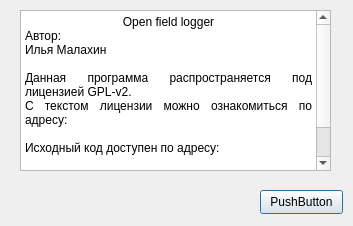
Qt form about.ui (c-fos/openFieldLogger) before a commit.
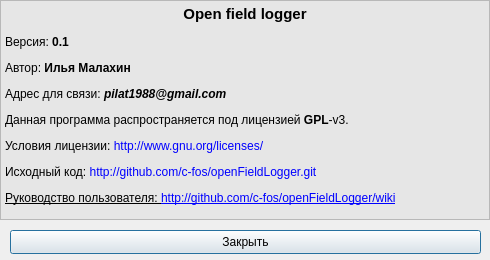
The same form after that commit.

```diff
--- a/about.ui
+++ b/about.ui
@@ -6,51 +6,115 @@
    <rect>
     <x>0</x>
     <y>0</y>
-    <width>353</width>
-    <height>226</height>
+    <width>490</width>
+    <height>260</height>
    </rect>
   </property>
+  <property name="minimumSize">
+   <size>
+    <width>490</width>
+    <height>260</height>
+   </size>
+  </property>
+  <property name="maximumSize">
+   <size>
+    <width>490</width>
+    <height>260</height>
+   </size>
+  </property>
   <property name="windowTitle">
    <string>Dialog</string>
   </property>
   <widget class="QPushButton" name="pushButton">
    <property name="geometry">
     <rect>
-     <x>260</x>
-     <y>190</y>
-     <width>83</width>
+     <x>10</x>
+     <y>230</y>
+     <width>471</width>
      <height>24</height>
     </rect>
    </property>
    <property name="text">
-    <string>PushButton</string>
+    <string>Закрыть</string>
    </property>
   </widget>
   <widget class="QTextBrowser" name="textBrowser">
    <property name="geometry">
     <rect>
-     <x>20</x>
-     <y>10</y>
-     <width>311</width>
-     <height>161</height>
+     <x>0</x>
+     <y>0</y>
+     <width>490</width>
+     <height>220</height>
     </rect>
    </property>
+   <property name="minimumSize">
+    <size>
+     <width>490</width>
+     <height>220</height>
+    </size>
+   </property>
+   <property name="maximumSize">
+    <size>
+     <width>490</width>
+     <height>220</height>
+    </size>
+   </property>
+   <property name="baseSize">
+    <size>
+     <width>490</width>
+     <height>220</height>
+    </size>
+   </property>
+   <property name="palette">
+    <palette>
+     <active>
+      <colorrole role="Base">
+       <brush brushstyle="SolidPattern">
+        <color alpha="255">
+         <red>230</red>
+         <green>230</green>
+         <blue>230</blue>
+        </color>
+       </brush>
+      </colorrole>
+     </active>
+     <inactive>
+      <colorrole role="Base">
+       <brush brushstyle="SolidPattern">
+        <color alpha="255">
+         <red>230</red>
+         <green>230</green>
+         <blue>230</blue>
+        </color>
+       </brush>
+      </colorrole>
+     </inactive>
+     <disabled>
+      <colorrole role="Base">
+       <brush brushstyle="SolidPattern">
+        <color alpha="255">
+         <red>212</red>
+         <green>208</green>
+         <blue>200</blue>
+        </color>
+       </brush>
+      </colorrole>
+     </disabled>
+    </palette>
+   </property>
    <property name="html">
     <string>&lt;!DOCTYPE HTML PUBLIC &quot;-//W3C//DTD HTML 4.0//EN&quot; &quot;http://www.w3.org/TR/REC-html40/strict.dtd&quot;&gt;
 &lt;html&gt;&lt;head&gt;&lt;meta name=&quot;qrichtext&quot; content=&quot;1&quot; /&gt;&lt;style type=&quot;text/css&quot;&gt;
 p, li { white-space: pre-wrap; }
 &lt;/style&gt;&lt;/head&gt;&lt;body style=&quot; font-family:'Sans Serif'; font-size:9pt; font-weight:400; font-style:normal;&quot;&gt;
-&lt;p align=&quot;center&quot; style=&quot; margin-top:0px; margin-bottom:0px; margin-left:0px; margin-right:0px; -qt-block-indent:0; text-indent:0px;&quot;&gt;Open field logger&lt;/p&gt;
-&lt;p align=&quot;justify&quot; style=&quot; margin-top:0px; margin-bottom:0px; margin-left:0px; margin-right:0px; -qt-block-indent:0; text-indent:0px;&quot;&gt;Автор:&lt;/p&gt;
-&lt;p align=&quot;justify&quot; style=&quot; margin-top:0px; margin-bottom:0px; margin-left:0px; margin-right:0px; -qt-block-indent:0; text-indent:0px;&quot;&gt;Илья Малахин&lt;/p&gt;
-&lt;p align=&quot;justify&quot; style=&quot;-qt-paragraph-type:empty; margin-top:0px; margin-bottom:0px; margin-left:0px; margin-right:0px; -qt-block-indent:0; text-indent:0px;&quot;&gt;&lt;br /&gt;&lt;/p&gt;
-&lt;p align=&quot;justify&quot; style=&quot; margin-top:0px; margin-bottom:0px; margin-left:0px; margin-right:0px; -qt-block-indent:0; text-indent:0px;&quot;&gt;Данная программа распространяется под лицензией GPL-v2.&lt;/p&gt;
-&lt;p align=&quot;justify&quot; style=&quot; margin-top:0px; margin-bottom:0px; margin-left:0px; margin-right:0px; -qt-block-indent:0; text-indent:0px;&quot;&gt;С текстом лицензии можно ознакомиться по адресу:&lt;/p&gt;
-&lt;p align=&quot;justify&quot; style=&quot;-qt-paragraph-type:empty; margin-top:0px; margin-bottom:0px; margin-left:0px; margin-right:0px; -qt-block-indent:0; text-indent:0px;&quot;&gt;&lt;br /&gt;&lt;/p&gt;
-&lt;p align=&quot;justify&quot; style=&quot; margin-top:0px; margin-bottom:0px; margin-left:0px; margin-right:0px; -qt-block-indent:0; text-indent:0px;&quot;&gt;Исходный код доступен по адресу:&lt;/p&gt;
-&lt;p align=&quot;justify&quot; style=&quot;-qt-paragraph-type:empty; margin-top:0px; margin-bottom:0px; margin-left:0px; margin-right:0px; -qt-block-indent:0; text-indent:0px;&quot;&gt;&lt;br /&gt;&lt;/p&gt;
-&lt;p align=&quot;justify&quot; style=&quot; margin-top:0px; margin-bottom:0px; margin-left:0px; margin-right:0px; -qt-block-indent:0; text-indent:0px;&quot;&gt;С вопросами и предложениями обращаться по адресу:&lt;/p&gt;
-&lt;p align=&quot;justify&quot; style=&quot; margin-top:0px; margin-bottom:0px; margin-left:0px; margin-right:0px; -qt-block-indent:0; text-indent:0px;&quot;&gt;pilat_88@mail.ru&lt;/p&gt;&lt;/body&gt;&lt;/html&gt;</string>
+&lt;p align=&quot;center&quot; style=&quot; margin-top:12px; margin-bottom:12px; margin-left:0px; margin-right:0px; -qt-block-indent:0; text-indent:0px;&quot;&gt;&lt;span style=&quot; font-size:11pt; font-weight:600;&quot;&gt;Open field logger&lt;/span&gt;&lt;/p&gt;
+&lt;p align=&quot;justify&quot; style=&quot; margin-top:12px; margin-bottom:12px; margin-left:0px; margin-right:0px; -qt-block-indent:0; text-indent:0px;&quot;&gt;Версия: &lt;span style=&quot; font-weight:600;&quot;&gt;0.1&lt;/span&gt;&lt;/p&gt;
+&lt;p align=&quot;justify&quot; style=&quot; margin-top:12px; margin-bottom:12px; margin-left:0px; margin-right:0px; -qt-block-indent:0; text-indent:0px;&quot;&gt;Автор: &lt;span style=&quot; font-weight:600;&quot;&gt;Илья Малахин&lt;/span&gt;&lt;/p&gt;
+&lt;p align=&quot;justify&quot; style=&quot; margin-top:12px; margin-bottom:12px; margin-left:0px; margin-right:0px; -qt-block-indent:0; text-indent:0px;&quot;&gt;Адрес для связи: &lt;span style=&quot; font-weight:600; font-style:italic;&quot;&gt;pilat1988@gmail.com&lt;/span&gt;&lt;/p&gt;
+&lt;p align=&quot;justify&quot; style=&quot; margin-top:12px; margin-bottom:12px; margin-left:0px; margin-right:0px; -qt-block-indent:0; text-indent:0px;&quot;&gt;Данная программа распространяется под лицензией &lt;span style=&quot; font-weight:600;&quot;&gt;GPL&lt;/span&gt;-v3.&lt;/p&gt;
+&lt;p align=&quot;justify&quot; style=&quot; margin-top:12px; margin-bottom:12px; margin-left:0px; margin-right:0px; -qt-block-indent:0; text-indent:0px;&quot;&gt;Условия лицензии: &lt;span style=&quot; color:#0000ff;&quot;&gt;http://www.gnu.org/licenses/&lt;/span&gt;&lt;/p&gt;
+&lt;p align=&quot;justify&quot; style=&quot; margin-top:12px; margin-bottom:12px; margin-left:0px; margin-right:0px; -qt-block-indent:0; text-indent:0px;&quot;&gt;Исходный код: &lt;span style=&quot; color:#0000ff;&quot;&gt;http://github.com/c-fos/openFieldLogger.git&lt;/span&gt;&lt;/p&gt;
+&lt;p align=&quot;justify&quot; style=&quot; margin-top:12px; margin-bottom:12px; margin-left:0px; margin-right:0px; -qt-block-indent:0; text-indent:0px;&quot;&gt;&lt;a href=&quot;https://github.com/c-fos/openFieldLogger.git&quot;&gt;&lt;span style=&quot; text-decoration: underline; color:#000000;&quot;&gt;Руководство пользователя: &lt;/span&gt;&lt;/a&gt;&lt;a href=&quot;https://github.com/c-fos/openFieldLogger.git&quot;&gt;&lt;span style=&quot; text-decoration: underline; color:#0000ff;&quot;&gt;http://github.com/c-fos/openFieldLogger/wiki&lt;/span&gt;&lt;/a&gt;&lt;/p&gt;&lt;/body&gt;&lt;/html&gt;</string>
    </property>
   </widget>
  </widget>
```
